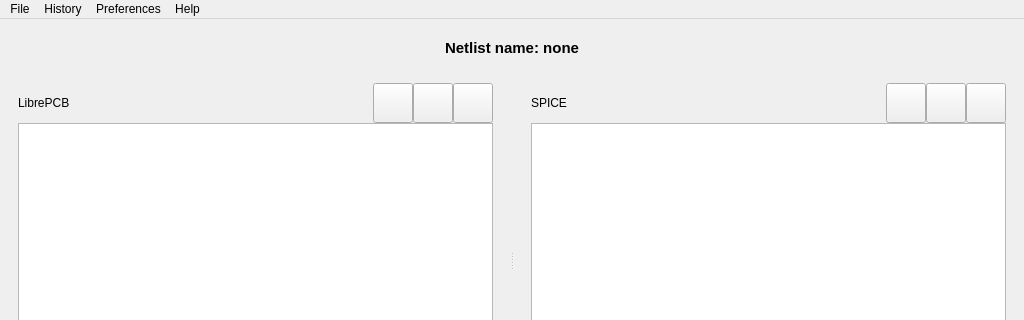
Before: the Qt Designer form ui/mainwindow.ui in SirBlaz333/L2Spice, drawn with Qt 5; both pictures show x 0 to 1024 and y 0 to 320 of the 1024 by 600 pixel window.
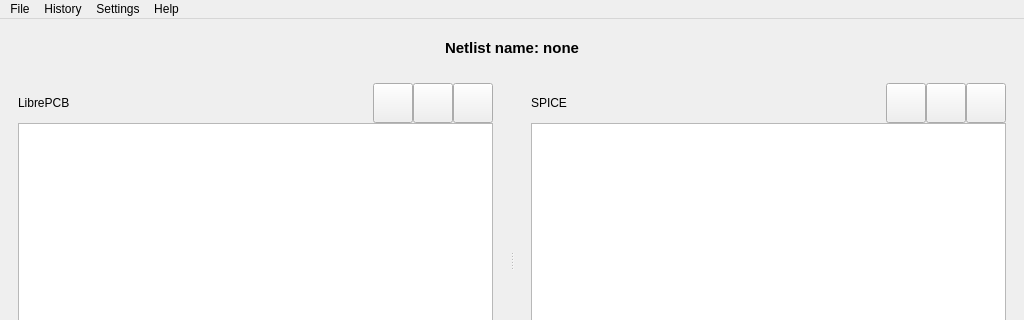
After: the same form once the commit is applied. Icons and pictures are not drawn. Custom widgets are drawn as their Qt base class.

Commit message: Change old names to a new ones

```diff
--- a/ui/mainwindow.ui
+++ b/ui/mainwindow.ui
@@ -983,7 +983,7 @@
    </widget>
    <widget class="QMenu" name="preferencedEdit">
     <property name="title">
-     <string>Preferences</string>
+     <string>Settings</string>
     </property>
     <addaction name="actionOpenDirDialog"/>
    </widget>
```
Left out of the diff: 11 changed lines with no effect on the pictures. The commit also changes 1 other file.
